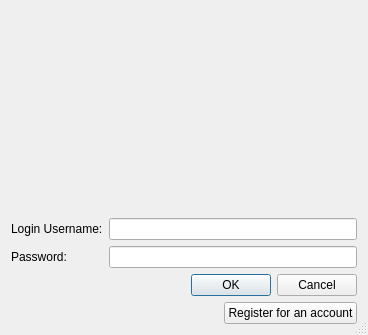
This is ui/logindialog.ui in creativepsyco/panex-client as Qt 5 draws it before an edit. The edited form follows.
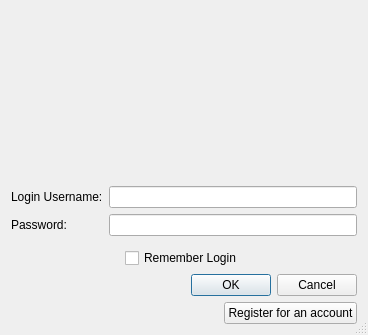
This is the edited form. Icons and pictures are not drawn.

Commit message: add remember me to login ui

What changed in the file:
```diff
--- a/ui/logindialog.ui
+++ b/ui/logindialog.ui
@@ -83,10 +83,13 @@
        <property name="orientation">
         <enum>Qt::Vertical</enum>
        </property>
+       <property name="sizeType">
+        <enum>QSizePolicy::Preferred</enum>
+       </property>
        <property name="sizeHint" stdset="0">
         <size>
          <width>20</width>
-         <height>40</height>
+         <height>58</height>
         </size>
        </property>
       </spacer>
@@ -121,6 +124,13 @@
          </item>
         </layout>
        </item>
+       <item alignment="Qt::AlignHCenter">
+        <widget class="QCheckBox" name="checkRememberLogin">
+         <property name="text">
+          <string>Remember Login</string>
+         </property>
+        </widget>
+       </item>
        <item>
         <widget class="QDialogButtonBox" name="buttonBox">
          <property name="orientation">
```
